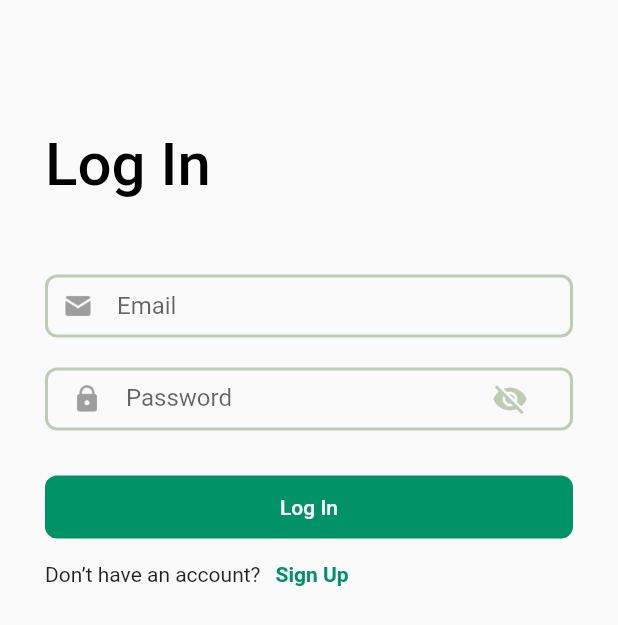
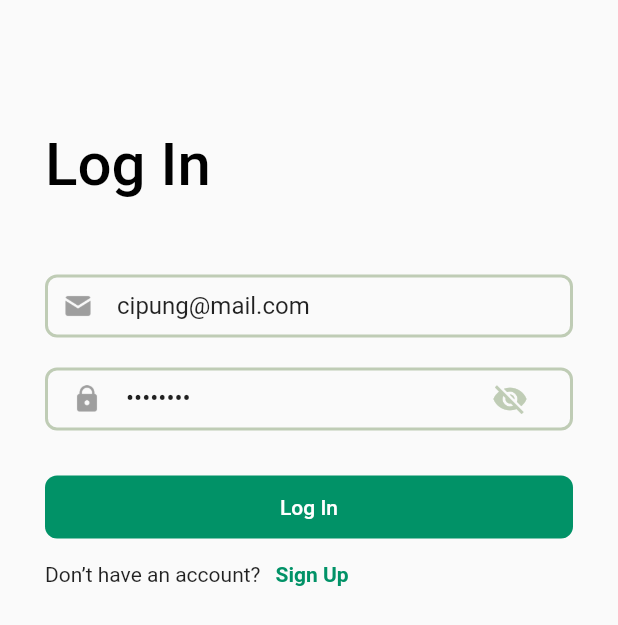
Before and after one commit to ryandiaziz/flutter-zoo-feed, a Flutter app: the screen it shows after launch, on a phone screen of 412 x 824 dp. Shown: the top 625 px of the screen. Run offline on Flutter 3.47's test engine with Material 2 defaults, Android fonts, the phone set to English and light mode, and no system bars; our stand-ins replace bloc, dio, flutter_bloc, flutter_spinkit, go_router, image_picker and 3 more.

Commit message:
update: auth with bloc

```diff
--- a/zoo_feed/lib/common/router/router.dart
+++ b/zoo_feed/lib/common/router/router.dart
@@ -1,9 +1,13 @@
 import 'package:flutter/material.dart';
 import 'package:go_router/go_router.dart';
-import 'package:zoo_feed/features/auth/pages/login.dart';
-import 'package:zoo_feed/features/auth/pages/register.dart';
-import 'package:zoo_feed/features/welcome/pages/splash_page.dart';
+import 'package:zoo_feed/features/home/pages/home_page.dart';
+import 'package:zoo_feed/features/page_controller.dart';
 
+import '../../features/auth/pages/login.dart';
+import '../../features/auth/pages/register.dart';
+import '../../features/welcome/pages/splash_page.dart';
+
+export 'package:go_router/go_router.dart';
 part 'routes_name.dart';
 
 final GoRouter router = GoRouter(
@@ -26,7 +30,14 @@ final GoRouter router = GoRouter(
       path: '/register',
       name: Routes.register,
       builder: (BuildContext context, GoRouterState state) {
-        return const RegisterPage();
+        return RegisterPage();
+      },
+    ),
+    GoRoute(
+      path: '/home',
+      name: Routes.home,
+      builder: (BuildContext context, GoRouterState state) {
+        return MyHomePage();
       },
     ),
   ],
--- a/zoo_feed/lib/common/widgets/custom_elevated_button.dart
+++ b/zoo_feed/lib/common/widgets/custom_elevated_button.dart
@@ -2,14 +2,14 @@ import 'package:flutter/material.dart';
 
 import '../utils/coloors.dart';
 
-class CustomElevatedButton extends StatelessWidget {
+class CustomAuthButton extends StatelessWidget {
   final double? buttonWidth;
   final VoidCallback onPressed;
   final String text;
   final bool isOutline;
   final bool? isLoading;
 
-  const CustomElevatedButton(
+  const CustomAuthButton(
       {Key? key,
       this.buttonWidth,
       required this.onPressed,
--- a/zoo_feed/lib/features/auth/bloc/auth_event.dart
+++ b/zoo_feed/lib/features/auth/bloc/auth_event.dart
@@ -1,9 +1,13 @@
 part of 'auth_bloc.dart';
 
-@immutable
 abstract class AuthEvent {}
 
-class AuthEventLogin extends AuthEvent {}
+class AuthEventLogin extends AuthEvent {
+  final String email;
+  final String password;
+
+  AuthEventLogin({required this.email, required this.password});
+}
 
 class AuthEventRegister extends AuthEvent {}
 
--- a/zoo_feed/lib/features/auth/bloc/auth_state.dart
+++ b/zoo_feed/lib/features/auth/bloc/auth_state.dart
@@ -1,10 +1,9 @@
 part of 'auth_bloc.dart';
 
-@immutable
 abstract class AuthState {}
 
 class AuthStateInitial extends AuthState {}
 
 class AuthStateLoading extends AuthState {}
 
-class AuthComplete extends AuthState {}
+class AuthStateComplete extends AuthState {}
--- a/zoo_feed/lib/features/auth/pages/login.dart
+++ b/zoo_feed/lib/features/auth/pages/login.dart
@@ -1,15 +1,20 @@
 import 'package:flutter/material.dart';
-import 'package:zoo_feed/common/widgets/custom_elevated_button.dart';
-import 'package:zoo_feed/common/widgets/custom_passwordfield.dart';
-import 'package:zoo_feed/common/widgets/custom_textfield.dart';
-import 'package:zoo_feed/features/auth/pages/register.dart';
-import 'package:zoo_feed/features/auth/widgets/footer.dart';
+import 'package:flutter_bloc/flutter_bloc.dart';
+import 'package:zoo_feed/features/auth/bloc/auth_bloc.dart';
+
+import '../../../common/router/router.dart';
+import '../../../common/widgets/custom_passwordfield.dart';
+import '../../../common/widgets/custom_textfield.dart';
+import '../widgets/auth_button.dart';
+import '../widgets/footer.dart';
 
 class LoginPage extends StatelessWidget {
   LoginPage({super.key});
 
-  final TextEditingController emailC = TextEditingController();
-  final TextEditingController passwordC = TextEditingController();
+  final TextEditingController emailC =
+      TextEditingController(text: "cipung@mail.com");
+  final TextEditingController passwordC =
+      TextEditingController(text: "12345678");
 
   @override
   Widget build(BuildContext context) {
@@ -45,20 +50,21 @@ class LoginPage extends StatelessWidget {
             ),
             CustomPasswordField(controller: passwordC),
             const SizedBox(height: 30),
-            CustomElevatedButton(
-              onPressed: () {},
+            CustomAuthButton(
+              onPressed: () {
+                context.read<AuthBloc>().add(AuthEventLogin(
+                      email: emailC.text,
+                      password: passwordC.text,
+                    ));
+              },
               text: 'Log In',
-              isOutline: false,
             ),
             Footer(
               text: 'Don’t have an account?',
               title: 'Sign Up',
-              onTap: () => Navigator.push(
-                context,
-                MaterialPageRoute(
-                  builder: (context) => const RegisterPage(),
-                ),
-              ),
+              onTap: () {
+                context.goNamed(Routes.register);
+              },
             )
           ],
         ),
--- a/zoo_feed/lib/features/auth/repository/auth_repository.dart
+++ b/zoo_feed/lib/features/auth/repository/auth_repository.dart
@@ -3,22 +3,62 @@ import 'package:http/http.dart' as http;
 import 'package:shared_preferences/shared_preferences.dart';
 
 class AuthRepo {
-  Future<void> login(email, password) async {
+  static Future login({
+    required String email,
+    required String password,
+  }) async {
     try {
-      final data = {'email': email, 'password': password};
-      final response = await http
-          .post(Uri.parse('http://localhost:3000/api/users/login'), body: data);
-      if (response.statusCode == 200) {
-        final Map<String, dynamic> dataResponse = json.decode(response.body);
+      var data = {'email': email, 'password': password};
+      var uri = Uri.parse("http://192.168.1.6:3000/api/users/login");
+      var response = await http.post(uri, body: data);
+      final Map<String, dynamic> dataResponse = json.decode(response.body);
+      final pref = await SharedPreferences.getInstance();
+      pref.setString(
+        'access_token',
+        dataResponse['access_token'],
+      );
+    } catch (e) {}
+  }
 
+  static Future register({
+    required String name,
+    required String age,
+    required String email,
+    required String password,
+  }) async {
+    final dataSignUp = {
+      'name': name,
+      'age': age,
+      'email': email,
+      'password': password,
+      'roleId': '1',
+    };
+    final url = Uri.parse('http://13.55.144.244:3000/api/users/create');
+    final responseSignUp = await http.post(url, body: dataSignUp);
+
+    if (responseSignUp.statusCode == 201) {
+      final responseSignIn = await http.post(
+        Uri.parse('http://13.55.144.244:3000/api/users/login'),
+        body: {
+          'email': email,
+          'password': password,
+        },
+      );
+      if (responseSignIn.statusCode == 200) {
+        final Map<String, dynamic> dataResponse =
+            json.decode(responseSignIn.body);
         final pref = await SharedPreferences.getInstance();
-        pref.setString(
-          'access_token',
-          dataResponse['access_token'],
-        );
+        pref.setString('access_token', dataResponse['access_token']);
       } else {
         throw Exception('Failed to login');
       }
-    } catch (e) {}
+    } else {
+      throw Exception('Failed to Sign Up');
+    }
+  }
+
+  static Future logout() async {
+    final prefs = await SharedPreferences.getInstance();
+    await prefs.remove('access_token');
   }
 }
--- /dev/null
+++ b/zoo_feed/lib/features/auth/widgets/auth_button.dart
@@ -0,0 +1,55 @@
+import 'package:flutter/material.dart';
+import 'package:flutter_bloc/flutter_bloc.dart';
+import 'package:zoo_feed/common/router/router.dart';
+
+import '../../../common/utils/coloors.dart';
+import '../bloc/auth_bloc.dart';
+
+class CustomAuthButton extends StatelessWidget {
+  final double? buttonWidth;
+  final VoidCallback onPressed;
+  final String text;
+  final bool? isLoading;
+
+  const CustomAuthButton(
+      {Key? key,
+      this.buttonWidth,
+      required this.onPressed,
+      required this.text,
+      this.isLoading})
+      : super(key: key);
+
+  @override
+  Widget build(BuildContext context) {
+    return SizedBox(
+      height: 42,
+      width: buttonWidth ?? double.infinity,
+      child: ElevatedButton(
+        style: ElevatedButton.styleFrom(
+          elevation: 0,
+          foregroundColor: Colors.white,
+          backgroundColor: Coloors.green,
+          shape: RoundedRectangleBorder(
+            borderRadius: BorderRadius.circular(8),
+          ),
+        ),
+        onPressed: onPressed,
+        child: BlocConsumer<AuthBloc, AuthState>(
+          listener: (context, state) {
+            if (state is AuthStateComplete) {
+              context.goNamed(Routes.home);
+            }
+          },
+          builder: (context, state) {
+            if (state is AuthStateLoading) {
+              return const Center(
+                child: CircularProgressIndicator(),
+              );
+            }
+            return Text(text);
+          },
+        ),
+      ),
+    );
+  }
+}
--- a/zoo_feed/lib/features/onboarding/pages/onboarding_page.dart
+++ b/zoo_feed/lib/features/onboarding/pages/onboarding_page.dart
@@ -48,10 +48,10 @@ class OnboardingPage extends StatelessWidget {
             margin: const EdgeInsets.only(bottom: 20, left: 30, right: 30),
             child: Column(
               children: [
-                CustomElevatedButton(
+                CustomAuthButton(
                     onPressed: () => {}, text: 'Explore', isOutline: false),
                 const SizedBox(height: 10),
-                CustomElevatedButton(
+                CustomAuthButton(
                   onPressed: () => {},
                   text: 'Sign Up',
                   isOutline: true,
--- a/zoo_feed/lib/features/user/pages/user_edit_page.dart
+++ b/zoo_feed/lib/features/user/pages/user_edit_page.dart
@@ -322,7 +322,7 @@ class _UserEditPageState extends State<UserEditPage> {
                 read: false,
               ),
               const SizedBox(height: 20),
-              CustomElevatedButton(
+              CustomAuthButton(
                 onPressed: vaildation,
                 text: "Submit",
                 isOutline: false,
--- a/zoo_feed/lib/main.dart
+++ b/zoo_feed/lib/main.dart
@@ -1,8 +1,12 @@
 import 'package:flutter/material.dart';
+import 'package:flutter_bloc/flutter_bloc.dart';
 import 'package:zoo_feed/common/router/router.dart';
+import 'package:zoo_feed/features/auth/bloc/auth_bloc.dart';
 
 void main() {
-  runApp(const MyApp());
+  runApp(
+    const MyApp(),
+  );
 }
 
 class MyApp extends StatelessWidget {
@@ -10,13 +14,16 @@ class MyApp extends StatelessWidget {
 
   @override
   Widget build(BuildContext context) {
-    return MaterialApp.router(
-      debugShowCheckedModeBanner: false,
-      title: 'Zoo Feed',
-      theme: ThemeData(
-        primarySwatch: Colors.green,
+    return BlocProvider(
+      create: (context) => AuthBloc(),
+      child: MaterialApp.router(
+        debugShowCheckedModeBanner: false,
+        title: 'Zoo Feed',
+        theme: ThemeData(
+          primarySwatch: Colors.green,
+        ),
+        routerConfig: router,
       ),
-      routerConfig: router,
     );
   }
 }
--- a/zoo_feed/pubspec.yaml
+++ b/zoo_feed/pubspec.yaml
@@ -28,6 +28,7 @@ dependencies:
   crypto: ^3.0.1
   flutter_bloc: ^8.1.3
   go_router: ^10.1.2
+  bloc: ^8.1.2
 
 dev_dependencies:
   flutter_test:
```
Also changed, not shown: zoo_feed/lib/features/auth/bloc/auth_bloc.dart (+22 -2 lines), zoo_feed/lib/features/auth/pages/login_page.dart (deleted, +0 -152 lines), zoo_feed/lib/features/auth/pages/register.dart (+20 -121 lines), zoo_feed/lib/features/home/pages/profile_page.dart (+20 -18 lines), zoo_feed/lib/features/page_controller.dart (+10 -8 lines), zoo_feed/pubspec.lock.
